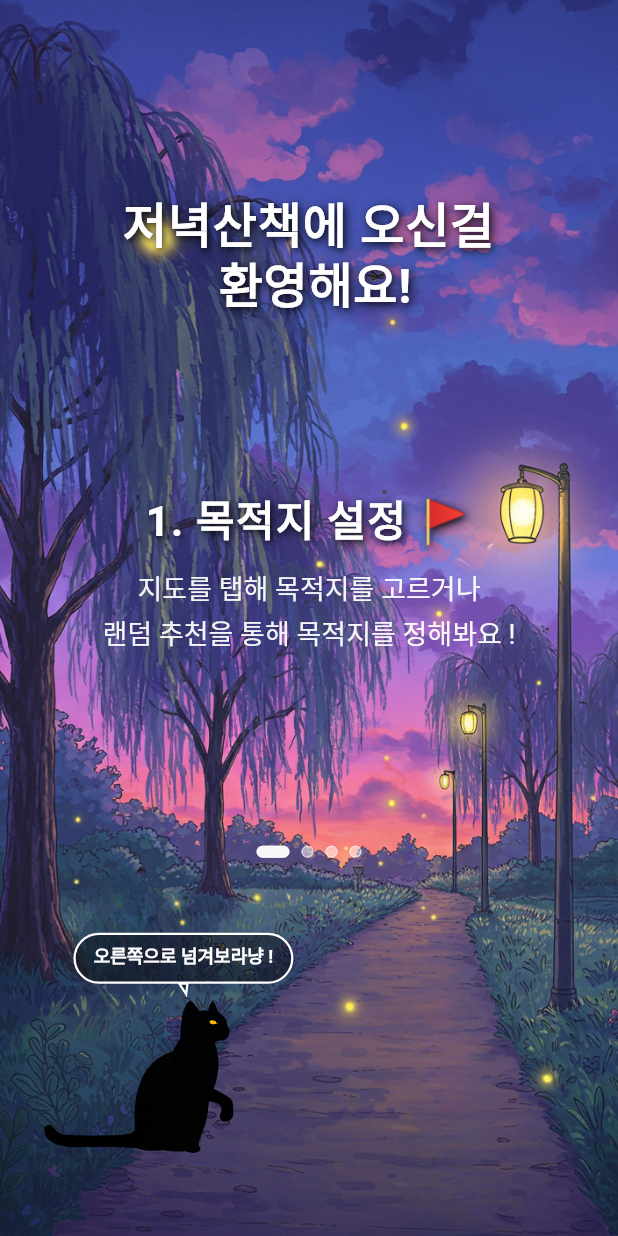
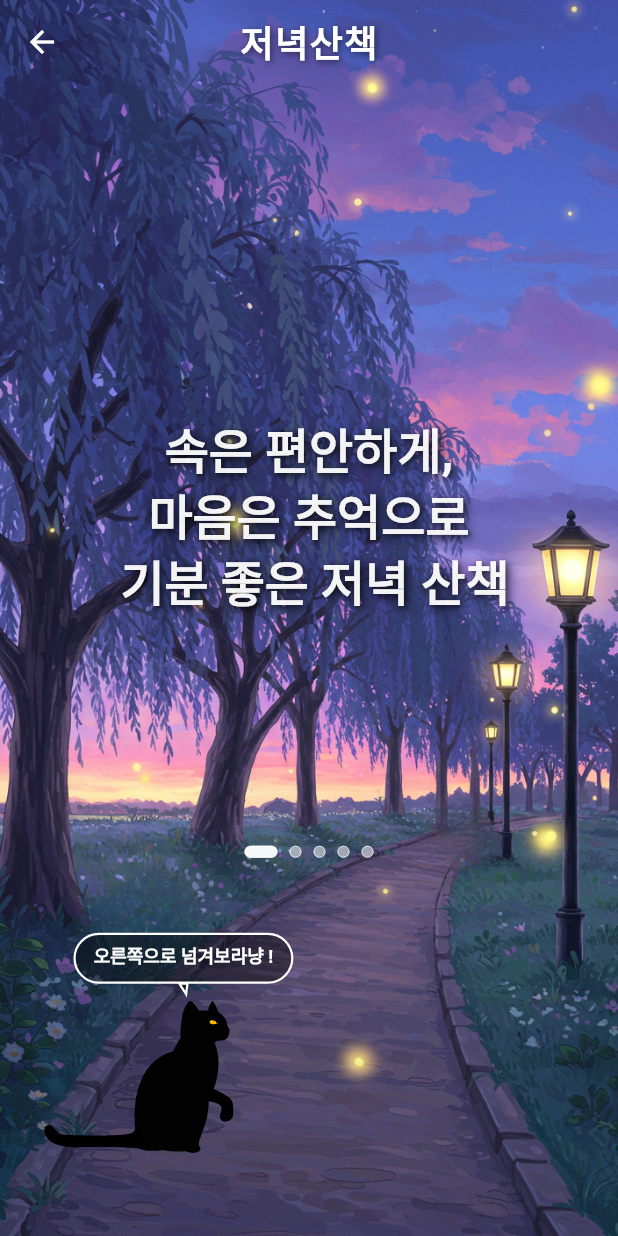
Before and after one commit to keepdev0919/evening-walk, a Flutter app: the Onboarding screen opened directly, on a phone screen of 412 x 824 dp. Run offline on Flutter 3.47's test engine with Material 3 defaults, Android fonts, the phone set to English and light mode, and no system bars; our stand-ins replace cached_network_image, cloud_firestore, firebase_auth, firebase_core, firebase_storage, flutter_compass and 9 more; missing offline and left inert: kakao_flutter_sdk_user; accounts and stored records are empty; Roboto replaces fonts that are missing (Cafe24Oneprettynight).

Commit message:
chore : 온보딩 페이지 ui 수정

```diff
--- a/lib/src/common/widgets/black_cat_widget.dart
+++ b/lib/src/common/widgets/black_cat_widget.dart
@@ -48,6 +48,11 @@ class _BlackCatWidgetState extends State<BlackCatWidget>
     _lottieController = AnimationController(vsync: this);
     // 초기 텍스트 설정
     _initializeText();
+
+    // 모든 화면에서 자동으로 애니메이션 시작
+    WidgetsBinding.instance.addPostFrameCallback((_) {
+      _restartAnimation();
+    });
   }
 
   @override
--- a/lib/src/features/auth/presentation/screens/login_page_screen.dart
+++ b/lib/src/features/auth/presentation/screens/login_page_screen.dart
@@ -204,7 +204,7 @@ class LoginPage extends StatelessWidget {
                         width: catWidth,
                         bubbleMaxWidth: catWidth * 0.8,
                         screenType: 'selectMate',
-                        defaultText: '어서오라냥~',
+                        defaultText: '어서오라냥~🐾 ',
                       ),
                     ),
                   ),
--- a/lib/src/features/auth/presentation/screens/onboarding_screen.dart
+++ b/lib/src/features/auth/presentation/screens/onboarding_screen.dart
@@ -37,6 +37,28 @@ class _OnboardingState extends State<Onboarding> {
   Widget build(BuildContext context) {
     return Scaffold(
       extendBodyBehindAppBar: true,
+      appBar: AppBar(
+        backgroundColor: Colors.transparent,
+        elevation: 0,
+        centerTitle: true,
+        title: const Text(
+          '저녁산책',
+          style: TextStyle(
+            color: Colors.white,
+            fontSize: 24,
+            fontWeight: FontWeight.bold,
+            letterSpacing: 1.0,
+            fontFamily: 'Cafe24Oneprettynight',
+            shadows: [
+              Shadow(
+                color: Color.fromARGB(153, 0, 0, 0),
+                blurRadius: 6,
+                offset: Offset(1, 1),
+              ),
+            ],
+          ),
+        ),
+      ),
       body: Stack(
         fit: StackFit.expand,
         children: [
@@ -44,7 +66,7 @@ class _OnboardingState extends State<Onboarding> {
           Container(
             decoration: const BoxDecoration(
               image: DecorationImage(
-                image: AssetImage('assets/images/nature_walk.jpg'),
+                image: AssetImage('assets/images/nature_walk2.jpg'),
                 fit: BoxFit.cover,
               ),
             ),
@@ -56,32 +78,7 @@ class _OnboardingState extends State<Onboarding> {
               padding: const EdgeInsets.symmetric(horizontal: 24.0),
               child: Column(
                 children: [
-                  const SizedBox(height: 130), // 상단 여백
-
-                  // 환영 문구
-                  const Text(
-                    '저녁산책에 오신걸 \n 환영해요!',
-                    textAlign: TextAlign.center,
-                    style: TextStyle(
-                      color: Colors.white,
-                      fontSize: 32,
-                      fontWeight: FontWeight.bold,
-                      letterSpacing: 0.5,
-                      height: 1.25,
-                      shadows: [
-                        Shadow(
-                          color: Color.fromARGB(204, 0, 0, 0),
-                          blurRadius: 8,
-                          offset: Offset(2, 2),
-                        ),
-                        Shadow(
-                          color: Color.fromARGB(102, 0, 0, 0),
-                          blurRadius: 4,
-                          offset: Offset(1, 1),
-                        ),
-                      ],
-                    ),
-                  ),
+                  const SizedBox(height: 80), // 상단 여백 (AppBar 고려하여 조정)
 
                   const SizedBox(height: 10),
 
@@ -95,11 +92,19 @@ class _OnboardingState extends State<Onboarding> {
                           onPageChanged: _onPageChanged,
                           children: [
                             _buildSlide(
+                              title: '', // title 제거
+                              lines: const [
+                                '속은 편안하게, \n마음은 추억으로 \n 기분 좋은 저녁 산책',
+                              ],
+                              isFirstSlide: true, // 첫 번째 슬라이드 표시
+                            ),
+                            _buildSlide(
                               title: '1. 목적지 설정 🚩',
                               lines: const [
                                 '지도를 탭해 목적지를 고르거나',
                                 '랜덤 추천을 통해 목적지를 정해봐요 !',
                               ],
+                              boldKeywords: ['지도', '랜덤 추천'],
                             ),
                             _buildSlide(
                               title: '2. 산책 중 이벤트 🚶‍',
@@ -107,19 +112,22 @@ class _OnboardingState extends State<Onboarding> {
                                 '경유지에서 미션을 즐기며',
                                 '목적지에서 사진 찍고 공유해요 !',
                               ],
+                              boldKeywords: ['미션', '사진', '공유'],
                             ),
                             _buildSlide(
                               title: '3. 산책 일기 쓰기 📝',
                               lines: const [
-                                '오늘 산책을 기록하고',
-                                '나만의 일기로 예쁘게 모아보세요',
+                                '오늘의 산책을 기록하고',
+                                '나만의 추억을 쌓아보세요',
                               ],
+                              boldKeywords: ['나만의 추억'],
                             ),
                             _buildSlide(
                               title: '출발 준비 완료 ✨',
                               lines: const [
                                 '이제 산책하러 가볼까요?',
                               ],
+                              boldKeywords: ['산책'],
                               cta: _buildStartButton(),
                             ),
                           ],
@@ -143,12 +151,15 @@ class _OnboardingState extends State<Onboarding> {
                           catText = '오른쪽으로 넘겨보라냥 !';
                           break;
                         case 1:
+                          catText = '반갑다냥.. 😳';
+                          break;
+                        case 2:
                           catText = '사진찍는거 나도 좋아한다냥..';
                           break;
-                        case 2:
+                        case 3:
                           catText = '일기에 나도 넣어달라냥 !!!';
                           break;
-                        case 3:
+                        case 4:
                           catText = '이제 산책하러 가는거냥 🐾';
                           break;
                         default:
@@ -192,12 +203,15 @@ class _OnboardingState extends State<Onboarding> {
     required List<String> lines,
     Widget? tail,
     Widget? cta,
+    bool isFirstSlide = false,
+    List<String>? boldKeywords,
   }) {
     return Column(
       crossAxisAlignment: CrossAxisAlignment.center,
       mainAxisAlignment: MainAxisAlignment.center,
       children: [
-        // 헤드라인
+        // 첫 번째 슬라이드가 아닐 때만 title 표시
+        if (!isFirstSlide && title.isNotEmpty) ...[
           Text(
             title,
             textAlign: TextAlign.center,
@@ -207,6 +221,7 @@ class _OnboardingState extends State<Onboarding> {
               fontWeight: FontWeight.bold,
               letterSpacing: 0.8,
               height: 1.25,
+              fontFamily: 'Cafe24Oneprettynight',
               shadows: [
                 Shadow(
                   color: Colors.black.withValues(alpha: 0.8),
@@ -222,20 +237,62 @@ class _OnboardingState extends State<Onboarding> {
             ),
           ),
           const SizedBox(height: 16),
-        // 보조 라인(1~2줄)
-        ...lines.map(
-          (t) => Padding(
+        ],
+        // 보조 라인(1~2줄) - 첫 번째 슬라이드일 때는 첫 번째 텍스트를 title 크기로
+        ...lines.asMap().entries.map(
+          (entry) {
+            final index = entry.key;
+            final text = entry.value;
+            final isFirstLine = index == 0;
+
+            // boldKeywords가 있고 첫 번째 슬라이드가 아닐 때만 RichText 사용
+            if (boldKeywords != null && !isFirstSlide) {
+              return Padding(
+                padding: const EdgeInsets.only(bottom: 6.0),
+                child: RichText(
+                  textAlign: TextAlign.center,
+                  text: _buildRichText(
+                    text,
+                    boldKeywords,
+                    fontSize: 18,
+                  ),
+                ),
+              );
+            }
+
+            return Padding(
               padding: const EdgeInsets.only(bottom: 6.0),
               child: Text(
-              t,
+                text,
                 textAlign: TextAlign.center,
                 style: TextStyle(
                   color: Colors.white.withValues(alpha: 0.95),
-                fontSize: 18,
+                  fontSize: isFirstSlide && isFirstLine
+                      ? 32 // 첫 번째 슬라이드의 첫 번째 텍스트 크기
+                      : 18, // 나머지 텍스트 크기
+                  fontWeight: isFirstSlide && isFirstLine
+                      ? FontWeight.bold
+                      : FontWeight.normal,
                   height: 1.35,
+                  fontFamily: 'Cafe24Oneprettynight',
+                  shadows: isFirstSlide && isFirstLine
+                      ? [
+                          Shadow(
+                            color: Colors.black.withValues(alpha: 0.8),
+                            blurRadius: 8,
+                            offset: const Offset(2, 2),
+                          ),
+                          Shadow(
+                            color: Colors.black.withValues(alpha: 0.4),
+                            blurRadius: 4,
+                            offset: const Offset(1, 1),
+                          ),
+                        ]
+                      : null,
                 ),
               ),
-          ),
+            );
+          },
         ),
         if (tail != null) ...[
           const SizedBox(height: 4),
@@ -267,6 +324,7 @@ class _OnboardingState extends State<Onboarding> {
             fontSize: 20,
             fontWeight: FontWeight.bold,
             letterSpacing: 1.5,
+            fontFamily: 'Cafe24Oneprettynight',
           ),
         ),
       ),
@@ -276,7 +334,7 @@ class _OnboardingState extends State<Onboarding> {
   Widget _buildPageIndicator() {
     return Row(
       mainAxisAlignment: MainAxisAlignment.center,
-      children: List.generate(4, (i) {
+      children: List.generate(5, (i) {
         final bool active = i == _currentPage;
         return AnimatedContainer(
           duration: const Duration(milliseconds: 250),
@@ -293,4 +351,76 @@ class _OnboardingState extends State<Onboarding> {
       }),
     );
   }
+
+  /// 텍스트에서 특정 키워드를 굵게 표시하는 RichText를 생성하는 메서드
+  TextSpan _buildRichText(String text, List<String> boldKeywords,
+      {double fontSize = 18}) {
+    final List<TextSpan> spans = [];
+    String remainingText = text;
+    int lastIndex = 0;
+
+    // 각 키워드를 순서대로 처리
+    for (String keyword in boldKeywords) {
+      final int index = remainingText.indexOf(keyword, lastIndex);
+      if (index != -1) {
+        // 키워드 앞의 일반 텍스트
+        if (index > lastIndex) {
+          spans.add(TextSpan(
+            text: remainingText.substring(lastIndex, index),
+            style: TextStyle(
+              color: Colors.white.withValues(alpha: 0.95),
+              fontSize: fontSize,
+              fontWeight: FontWeight.normal,
+              height: 1.35,
+              fontFamily: 'Cafe24Oneprettynight',
+            ),
+          ));
         }
+
+        // 굵은 키워드
+        spans.add(TextSpan(
+          text: keyword,
+          style: TextStyle(
+            color: Colors.white.withValues(alpha: 0.95),
+            fontSize: fontSize,
+            fontWeight: FontWeight.bold,
+            height: 1.35,
+            fontFamily: 'Cafe24Oneprettynight',
+          ),
+        ));
+
+        lastIndex = index + keyword.length;
+      }
+    }
+
+    // 마지막 남은 텍스트 추가
+    if (lastIndex < remainingText.length) {
+      spans.add(TextSpan(
+        text: remainingText.substring(lastIndex),
+        style: TextStyle(
+          color: Colors.white.withValues(alpha: 0.95),
+          fontSize: fontSize,
+          fontWeight: FontWeight.normal,
+          height: 1.35,
+          fontFamily: 'Cafe24Oneprettynight',
+        ),
+      ));
+    }
+
+    // 만약 아무 키워드도 찾지 못했다면 원본 텍스트를 그대로 반환
+    if (spans.isEmpty) {
+      return TextSpan(
+        text: text,
+        style: TextStyle(
+          color: Colors.white.withValues(alpha: 0.95),
+          fontSize: fontSize,
+          fontWeight: FontWeight.normal,
+          height: 1.35,
+          fontFamily: 'Cafe24Oneprettynight',
+        ),
+      );
+    }
+
+    return TextSpan(children: spans);
+  }
+}
```
Also changed, not shown: assets/images/nature_walk2.jpg (renamed from assets/images/mate_background.jpg). Lines whose indentation alone changed are shown as unchanged.
